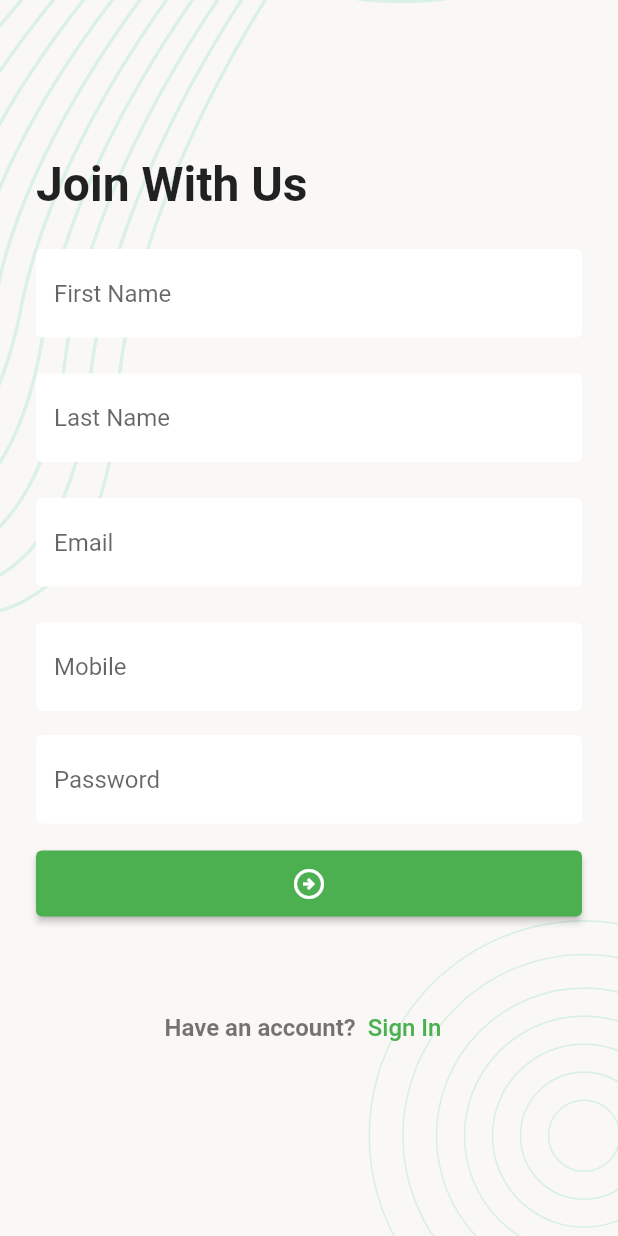
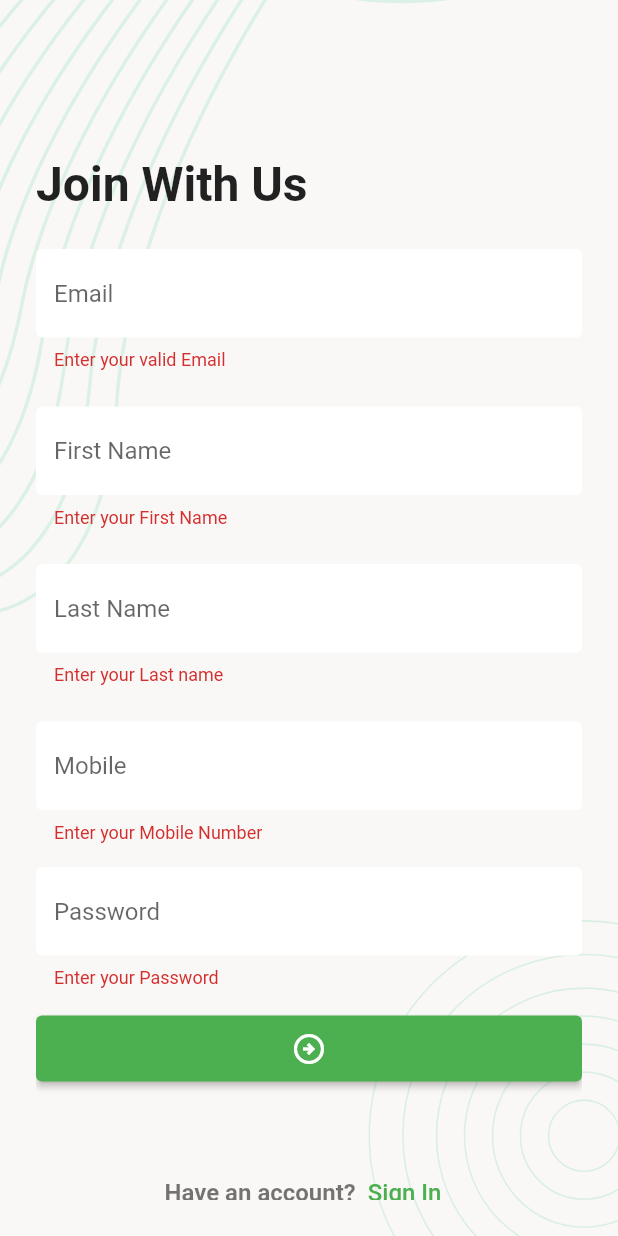
Before and after one commit to nazimfeni/task_manager, a Flutter app: the SignUpScreen screen opened directly, after a tap on the "arrow circle right" icon, on a phone screen of 412 x 824 dp. Run offline on Flutter 3.47's test engine with Material 2 defaults, Android fonts, the phone set to English and light mode, and no system bars; our stand-ins replace flutter_svg, pin_code_fields.

```diff
--- /dev/null
+++ b/lib/data/network_response.dart
@@ -0,0 +1,12 @@
+class NetworkResponse {
+  final int? statusCode;
+  final bool isSuccess;
+  final dynamic jsonResponse;
+  final String? errorMessage;
+
+  NetworkResponse(
+      {this.statusCode = -1,
+        required this.isSuccess,
+        this.jsonResponse,
+        this.errorMessage = 'Something went wrong'});
+}
--- /dev/null
+++ b/lib/data/utility/urls.dart
@@ -0,0 +1,4 @@
+class Urls{
+  static const String _baseurl = 'https://task.teamrabbil.com/api/v1';
+  static const String registration = '$_baseurl/registration';
+}
--- a/lib/ui/screens/sign_up_screen.dart
+++ b/lib/ui/screens/sign_up_screen.dart
@@ -1,7 +1,10 @@
 import 'package:flutter/material.dart';
-import 'package:flutter_svg/svg.dart';
-import 'package:task_manager/ui/screens/login_screen.dart';
+import 'package:task_manager/data/network_caller.dart';
+import 'package:task_manager/data/network_response.dart';
+import 'package:task_manager/data/utility/urls.dart';
 import 'package:task_manager/ui/widgets/body_background.dart';
+
+import '../widgets/snack_message.dart';
 
 class SignUpScreen extends StatefulWidget {
   const SignUpScreen({Key? key}) : super(key: key);
@@ -11,6 +14,14 @@ class SignUpScreen extends StatefulWidget {
 }
 
 class _SignUpScreenState extends State<SignUpScreen> {
+  final TextEditingController _emailTEController = TextEditingController();
+  final TextEditingController _firstNameTEController = TextEditingController();
+  final TextEditingController _lastNameTEController = TextEditingController();
+  final TextEditingController _mobileTEController = TextEditingController();
+  final TextEditingController _passwordTEController = TextEditingController();
+  final GlobalKey<FormState> _formKey = GlobalKey<FormState>();
+
+  bool _SIgnedUpInprogress = false;
   @override
   Widget build(BuildContext context) {
     return Scaffold(
@@ -19,6 +30,8 @@ class _SignUpScreenState extends State<SignUpScreen> {
           child: Padding(
             padding: const EdgeInsets.all(24.0),
             child: SingleChildScrollView(
+              child: Form(
+                key: _formKey,
                 child: Column(
                   crossAxisAlignment: CrossAxisAlignment.start,
                   children: [
@@ -33,61 +46,106 @@ class _SignUpScreenState extends State<SignUpScreen> {
                       height: 24,
                     ),
                     TextFormField(
-                    keyboardType: TextInputType.text,
+                      controller: _emailTEController,
+                      keyboardType: TextInputType.emailAddress,
                       decoration: const InputDecoration(
-                      hintText: 'First Name',
+                        hintText: 'Email',
                       ),
+                      //validate your mobile address using regex
+                      validator: (String? value) {
+                        if (value?.trim().isEmpty ?? true) {
+                          return 'Enter your valid Email';
+                        }
+                        return null;
+                      },
                     ),
                     const SizedBox(
                       height: 24,
                     ),
                     TextFormField(
+                      controller: _firstNameTEController,
                       keyboardType: TextInputType.text,
                       decoration: const InputDecoration(
-                      hintText: 'Last Name',
+                        hintText: 'First Name',
                       ),
+                      validator: (String? value) {
+                        if (value?.trim().isEmpty ?? true) {
+                          return 'Enter your First Name';
+                        }
+                        return null;
+                      },
                     ),
                     const SizedBox(
                       height: 24,
                     ),
                     TextFormField(
-                    keyboardType: TextInputType.emailAddress,
+                      controller: _lastNameTEController,
+                      keyboardType: TextInputType.text,
                       decoration: const InputDecoration(
-                      hintText: 'Email',
+                        hintText: 'Last Name',
                       ),
+                      validator: (String? value) {
+                        if (value?.trim().isEmpty ?? true) {
+                          return 'Enter your Last name';
+                        }
+                        return null;
+                      },
                     ),
                     const SizedBox(
                       height: 24,
                     ),
                     TextFormField(
+                      // validate your mobile in 11 digit
+                      controller: _mobileTEController,
                       keyboardType: TextInputType.phone,
                       decoration: const InputDecoration(
                         hintText: 'Mobile',
                       ),
+                      validator: (String? value) {
+                        if (value?.trim().isEmpty ?? true) {
+                          return 'Enter your Mobile Number';
+                        }
+                        return null;
+                      },
                     ),
                     const SizedBox(
                       height: 16,
                     ),
                     TextFormField(
+                      controller: _passwordTEController,
                       obscureText: true,
                       decoration: const InputDecoration(
                         hintText: 'Password',
                       ),
+                      validator: (String? value) {
+                        if (value?.trim().isEmpty ?? true) {
+                          return 'Enter your Password';
+                        }
+                        if (value!.length < 6) {
+                          return 'Enter Password more than 6 letter';
+                        }
+                        return null;
+                      },
                     ),
                     const SizedBox(
                       height: 16,
                     ),
                     SizedBox(
                       width: double.infinity,
+                      child: Visibility(
+                        visible: _SIgnedUpInprogress == false,
+                        replacement: Center(
+                          child: CircularProgressIndicator(),
+                        ),
                         child: ElevatedButton(
-                      onPressed: () {},
+                          onPressed: _signUp,
                           child: Icon(Icons.arrow_circle_right_outlined),
+                        ),
                       ),
                     ),
                     const SizedBox(
                       height: 48,
                     ),
-
                     Row(
                       mainAxisAlignment: MainAxisAlignment.center,
                       children: [
@@ -115,6 +173,66 @@ class _SignUpScreenState extends State<SignUpScreen> {
             ),
           ),
         ),
+      ),
     );
   }
+
+
+  Future<void> _signUp()async {
+    if (_formKey.currentState!.validate()) {
+      _SIgnedUpInprogress = true;
+
+      if (mounted) {
+        setState(() {});
+        // showSnackMessage(context, 'Account Has been created');
       }
+      final NetworkResponse response =
+      await NetworkCaller()
+          .postRequest(Urls.registration, body: {
+        "email": _emailTEController.text.trim(),
+        "firstName": _firstNameTEController.text.trim(),
+        "lastName": _lastNameTEController.text.trim(),
+        "mobile": _mobileTEController.text.trim(),
+        "password": _passwordTEController.text,
+      });
+      _SIgnedUpInprogress = false;
+      if (mounted) {
+        setState(() {});
+      }
+
+      if (response.isSuccess) {
+        _clearTextField();
+        if (mounted) {
+          showSnackMessage(
+              context, 'Account created. Please login');
+        }
+      } else {
+        if (mounted) {
+          showSnackMessage(
+              context,
+              'Account creation failed. Please try again',
+              true);
+        }
+      }
+    }
+  }
+
+  void _clearTextField() {
+    _emailTEController.clear();
+    _firstNameTEController.clear();
+    _lastNameTEController.clear();
+    _mobileTEController.clear();
+    _passwordTEController.clear();
+  }
+
+  @override
+  void dispose() {
+    _emailTEController.dispose();
+    _firstNameTEController.dispose();
+    _lastNameTEController.dispose();
+    _mobileTEController.dispose();
+    _passwordTEController.dispose();
+
+    super.dispose();
+  }
+}
--- /dev/null
+++ b/lib/ui/widgets/snack_message.dart
@@ -0,0 +1,12 @@
+
+import 'package:flutter/material.dart';
+
+void showSnackMessage(BuildContext context, String message, [bool isError = false]){
+
+  ScaffoldMessenger.of(context).showSnackBar(
+    SnackBar(
+      content: Text(
+          message),
+    backgroundColor: isError ? Colors.red : null,
+    ),);
+}
--- a/pubspec.yaml
+++ b/pubspec.yaml
@@ -19,6 +19,7 @@ dependencies:
   cupertino_icons: ^1.0.2
   flutter_svg: ^2.0.9
   pin_code_fields: ^8.0.1
+  http: ^1.1.0
 
 dev_dependencies:
   flutter_test:
```
Also changed, not shown: pubspec.lock. Lines whose indentation alone changed are shown as unchanged.
